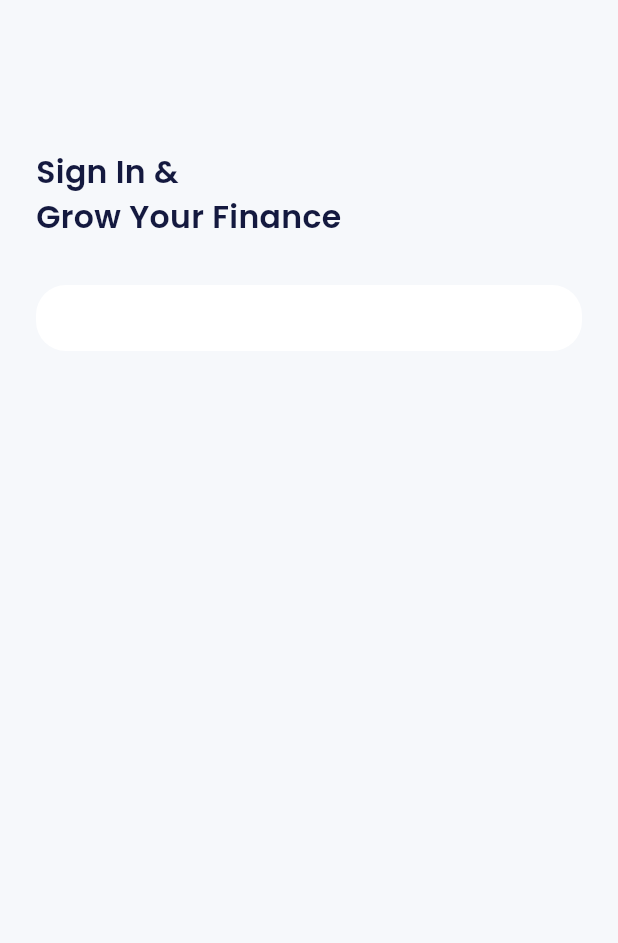
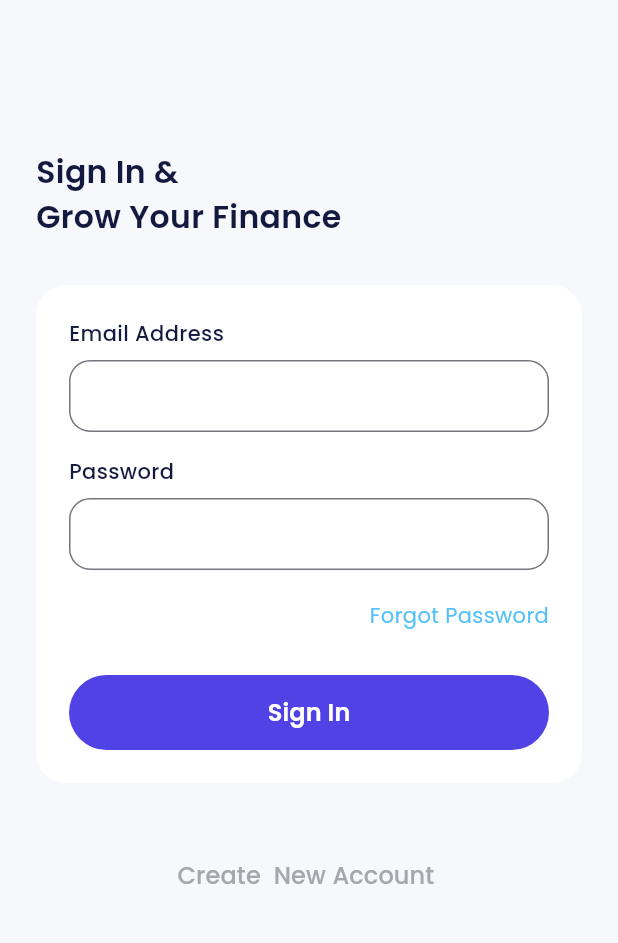
Before and after one commit to yowxy/E-Wallet, a Flutter app: the SignInPage screen opened directly, on a phone screen of 412 x 824 dp, the part 225-1168 px from its top. Run offline on Flutter 3.47's test engine with Material 3 defaults, Android fonts, the light colour scheme and no system bars; our stand-ins replace carousel_slider, google_fonts.

Commit message:
Slicing sign-in page part 2

```diff
--- a/lib/ui/pages/sign_in_pages.dart
+++ b/lib/ui/pages/sign_in_pages.dart
@@ -45,9 +45,123 @@ class SignInPage extends StatelessWidget {
               color: whiteColor,
             ),
             child: Column(
+              crossAxisAlignment: CrossAxisAlignment.start,
               children: [
+                Column(
+                  crossAxisAlignment: CrossAxisAlignment.start,
+                  children: [
+                    Text(
+                      'Email Address',
+                      style: blackTextStyle.copyWith(
+                        fontWeight: medium,
+                      ),
+                    ),
+                    const SizedBox(
+                      height: 8,
+                    ),
+                    TextFormField(
+                      decoration: InputDecoration(
+                        border: OutlineInputBorder(
+                          borderRadius: BorderRadius.circular(14),
+                        ),
+                        contentPadding: const EdgeInsets.all(12),
+                      ),
+                    ),
+                  ],
+                ),
+                const SizedBox(
+                  height: 16,
+                ),
+                Column(
+                  crossAxisAlignment: CrossAxisAlignment.start,
+                  children: [
+                    Text(
+                      'Password',
+                      style: blackTextStyle.copyWith(
+                        fontWeight: medium,
+                      ),
+                    ),
+                    const SizedBox(
+                      height: 8,
+                    ),
+                    TextFormField(
+                      obscureText: true,
+                      decoration: InputDecoration(
+                        border: OutlineInputBorder(
+                          borderRadius: BorderRadius.circular(14),
+                        ),
+                        contentPadding: const EdgeInsets.all(12),
+                      ),
+                    ),
+                  ],
+                ),
+                const SizedBox(
+                  height: 20,
+                ),
+                Align(
+                  alignment: Alignment.centerRight,
+                  child: Text(
+                    'Forgot Password',
+                    style: blueTextStyle.copyWith(
+                      fontSize: 14,
+                      // fontWeight: semibold,
+                    ),
+                  ),
+                ),
+                const SizedBox(
+                  height: 30,
+                ),
+                SizedBox(
+                  width: double.infinity,
+                  height: 50,
+                  child: TextButton(
+                    onPressed: () {
+                      // carouselController.nextPage();
+                    },
+                    style: TextButton.styleFrom(
+                      backgroundColor: purpleColor,
+                      shape: RoundedRectangleBorder(
+                        borderRadius: BorderRadius.circular(56),
+                      ),
+                    ),
+                    child: Text(
+                      'Sign In',
+                      style: whiteTextStyle.copyWith(
+                        fontSize: 16,
+                        fontWeight: semibold,
+                      ),
+                    ),
+                  ),
+                ),
+              ],
+            ),
+          ),
 
-              ],
+          const SizedBox(
+            height: 50,
+          ),
+
+          SizedBox(
+            width: double.infinity,
+            height: 24,
+            child: TextButton(
+              onPressed: () {
+                // Navigator.push(
+                //   context,
+                //   MaterialPageRoute(
+                //     builder: (context) => const SignInPage(),
+                //   ),
+                // );
+              },
+              style: TextButton.styleFrom(
+                padding: EdgeInsets.zero,
+              ),
+              child: Text(
+                'Create  New Account ',
+                style: greyTextStyle.copyWith(
+                  fontSize: 16,
+                ),
+              ),
             ),
           )
         ],
```
